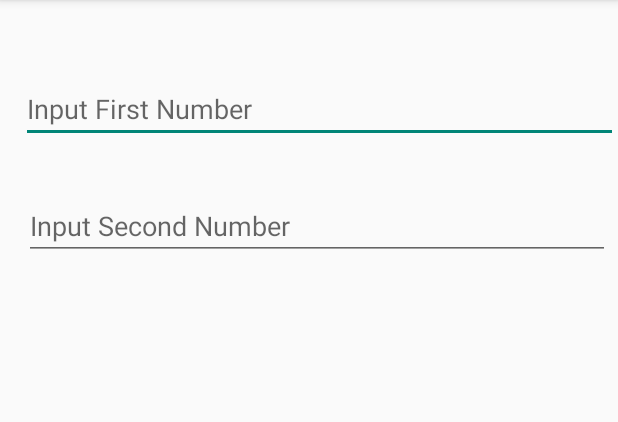
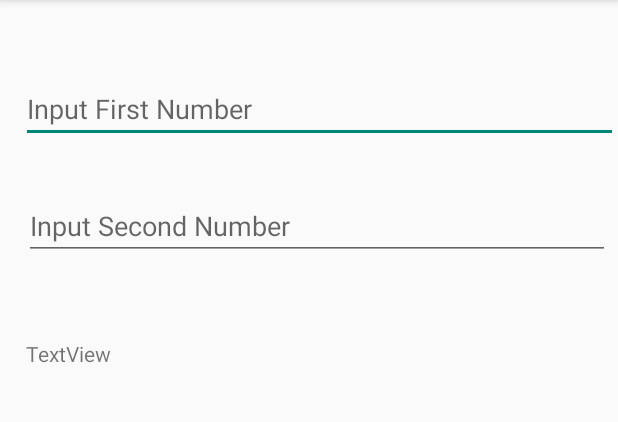
Before and after one commit to KumarSanskar/Simple_Calculator, an Android app: the screen it shows after launch (MainActivity), on a phone screen of 412 x 824 dp, the part 84-506 px from its top. Run offline under Robolectric (Android 15) with nearby library versions, the light colour scheme and no system bars.

Commit message:
added textView

```diff
--- a/app/src/main/res/layout/activity_main.xml
+++ b/app/src/main/res/layout/activity_main.xml
@@ -38,4 +38,20 @@
         android:ems="10"
         android:hint="Input Second Number"
         android:inputType="textPersonName" />
+
+    <TextView
+        android:id="@+id/textView"
+        android:layout_width="match_parent"
+        android:layout_height="wrap_content"
+        android:layout_alignStart="@+id/editText2"
+        android:layout_alignLeft="@+id/editText2"
+        android:layout_alignParentTop="true"
+        android:layout_alignParentEnd="true"
+        android:layout_alignParentRight="true"
+        android:layout_marginStart="1dp"
+        android:layout_marginLeft="1dp"
+        android:layout_marginTop="226dp"
+        android:layout_marginEnd="5dp"
+        android:layout_marginRight="5dp"
+        android:text="TextView" />
 </RelativeLayout>
```
